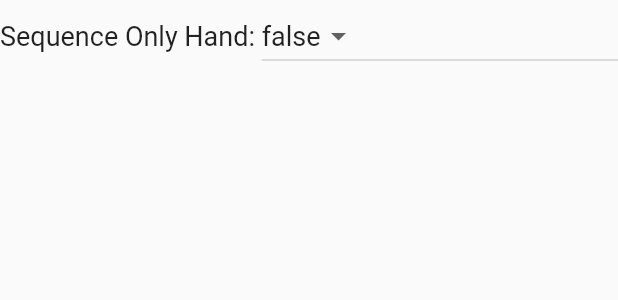
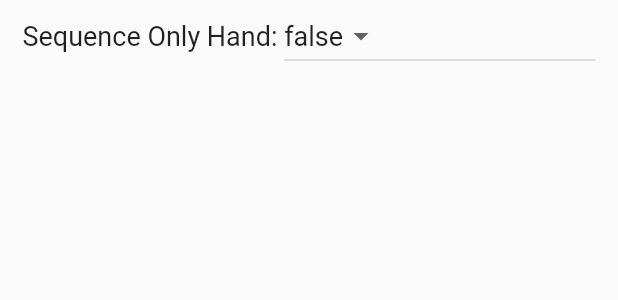
Before and after one commit to Aztal-Samoht/Mhingscore, a Flutter app: the MhingFormRow widget shown alone on an empty page, opened directly, on a phone screen of 412 x 824 dp. Shown: the top 300 px of the screen. Run offline on Flutter 3.47's test engine with Material 2 defaults, Android fonts, the light colour scheme and no system bars.

Commit message:
ready to merge to main

```diff
--- a/mhing_score_card/lib/v0/screens/new_hand_form/mhing_form_row.dart
+++ b/mhing_score_card/lib/v0/screens/new_hand_form/mhing_form_row.dart
@@ -29,7 +29,9 @@ class _MhingFormRowState<T> extends State<MhingFormRow<T>> {
       },
     );
     return Consumer<TempHandProvider>(builder: (context, newHand, child) {
-      return Row(
+      return Padding(
+        padding: EdgeInsets.symmetric(horizontal: 15),
+        child: Row(
           children: [
             Text(
               '${sCatagory[widget.index]}: ',
@@ -47,6 +49,7 @@ class _MhingFormRowState<T> extends State<MhingFormRow<T>> {
               ),
             ),
           ],
+        ),
       );
     });
   }
--- a/mhing_score_card/pubspec.yaml
+++ b/mhing_score_card/pubspec.yaml
@@ -15,7 +15,7 @@ publish_to: 'none' # Remove this line if you wish to publish to pub.dev
 # In iOS, build-name is used as CFBundleShortVersionString while build-number used as CFBundleVersion.
 # Read more about iOS versioning at
 # https://developer.apple.com/library/archive/documentation/General/Reference/InfoPlistKeyReference/Articles/CoreFoundationKeys.html
-version: 0.1.2+3
+version: 0.2.0+4
 
 environment:
   sdk: ">=2.16.1 <3.0.0"
```
Lines whose indentation alone changed are shown as unchanged.
